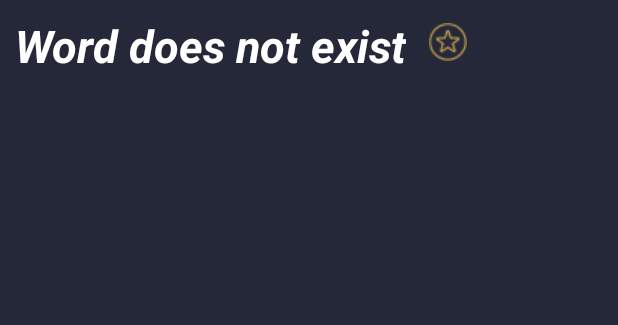
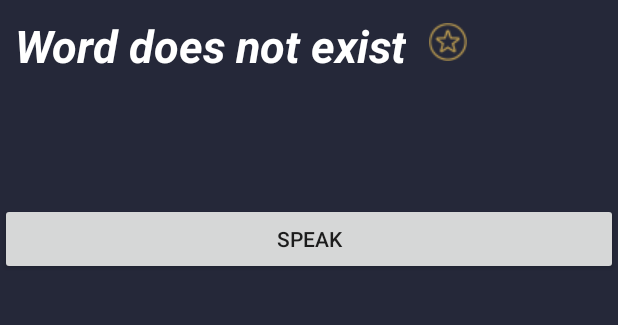
Before and after one commit to tailer08/MTD-App, an Android app: the WordView screen opened directly, with no data from a screen before it, on a phone screen of 412 x 824 dp, the part 209-534 px from its top. Run offline under Robolectric (Android 15) with nearby library versions, the phone set to English and light mode, and no system bars; 5 statements that could not run were skipped.

Commit message:
Text To Speech Functionality

```diff
--- a/app/src/main/java/me/thesis/mtd_app/WordView.java
+++ b/app/src/main/java/me/thesis/mtd_app/WordView.java
@@ -3,21 +3,28 @@ package me.thesis.mtd_app;
 import android.content.Intent;
 import android.database.Cursor;
 import android.os.Bundle;
+import android.speech.tts.TextToSpeech;
 import android.support.v7.app.AppCompatActivity;
 import android.util.Log;
 import android.view.KeyEvent;
 import android.view.MenuItem;
 import android.view.View;
+import android.widget.Button;
 import android.widget.EditText;
 import android.widget.ImageButton;
 import android.widget.TextView;
 
+import java.util.Locale;
+
 import me.thesis.mtd_app.db.DBHandler;
 
-public class WordView extends AppCompatActivity {
+public class WordView extends AppCompatActivity implements View.OnClickListener, TextToSpeech.OnInitListener {
 
     TextView word;
     TextView defn;
+    TextToSpeech tts;
+    Button buttonSpeak;
+    String currentWord;
 
     private void setText(String str) {
         String wrd = "";
@@ -73,6 +80,7 @@ public class WordView extends AppCompatActivity {
         }
         word.setText(wrd);
         defn.setText(dfn);
+        currentWord = wrd;
     }
 
     protected void onCreate(Bundle savedInstanceState) {
@@ -81,6 +89,10 @@ public class WordView extends AppCompatActivity {
         setContentView(R.layout.activity_dictionary);
 
         final ImageButton close=(ImageButton)findViewById(R.id.word_close);
+        buttonSpeak = (Button) findViewById(R.id.button_speak);
+        buttonSpeak.setOnClickListener(this);
+        tts = new TextToSpeech(this, this);
+
         close.setOnClickListener(new View.OnClickListener(){
             @Override
             public void onClick(View view) {
@@ -134,4 +146,26 @@ public class WordView extends AppCompatActivity {
         }
         return false;
     }
+
+    @Override
+    public void onClick(View v) {
+        switch (v.getId()){
+            case R.id.button_speak:
+                tts.speak(currentWord, TextToSpeech.QUEUE_FLUSH, null);
+                break;
+        }
+    }
+
+    @Override
+    public void onInit(int status) {
+        if( status == TextToSpeech.SUCCESS){
+            Locale US = tts.getLanguage();
+            int result = tts.setLanguage(US);
+            if(result == TextToSpeech.LANG_MISSING_DATA || result == TextToSpeech.LANG_NOT_SUPPORTED){
+                Log.d("mtd", "Language not supported");
+            }else{
+
+            }
+        }
+    }
 }
--- a/app/src/main/res/layout/activity_dictionary.xml
+++ b/app/src/main/res/layout/activity_dictionary.xml
@@ -101,6 +101,13 @@
                 android:textSize="20dp"
                 android:textStyle="bold"
                 android:layout_marginLeft="40dp"/>
+
+            <Button
+                android:layout_width="fill_parent"
+                android:layout_height="wrap_content"
+                android:layout_weight="1"
+                android:text="Speak"
+                android:id="@+id/button_speak"/>
         </LinearLayout>
     </ScrollView>
 </LinearLayout>
```
